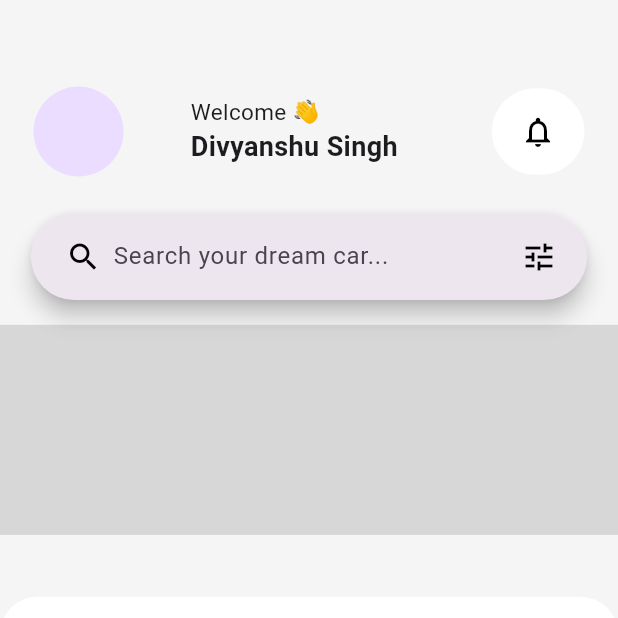
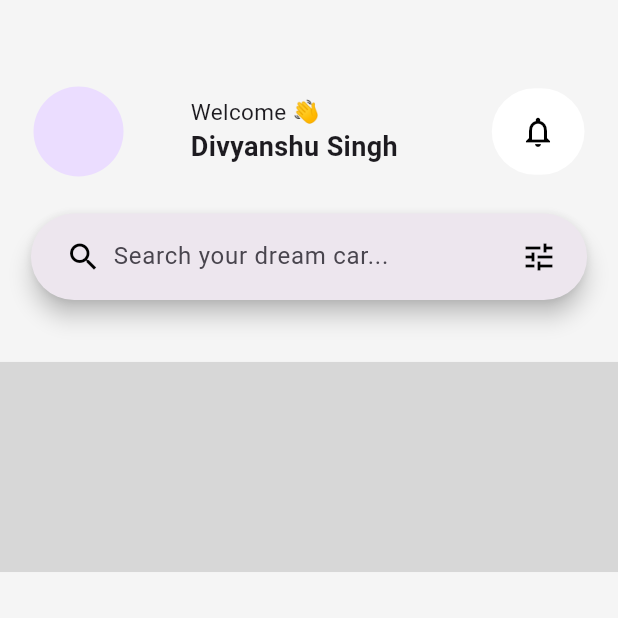
Before and after one commit to Divyanshu050303/carselling, a Flutter app: the screen it shows after launch, on a phone screen of 412 x 824 dp, the top half of it. Run offline on Flutter 3.47's test engine with Material 3 defaults, Android fonts, the phone set to English and light mode, and no system bars; our stand-ins replace carousel_slider.

Commit message:
home page

```diff
--- a/lib/feature/home/screen/home.dart
+++ b/lib/feature/home/screen/home.dart
@@ -17,17 +17,19 @@ class _HomeScreenState extends State<HomeScreen> {
     MediaQueryData mediaQueryData=MediaQuery.of(context);
     return Scaffold(
       backgroundColor: Colors.grey.shade100,
-      body: Column(
-        children: [
-          SizedBox(height: mediaQueryData.size.height*0.07,),
-          AppBar1(),
-          SizedBox(height: mediaQueryData.size.height*0.03,),
-          SearchBoxs(),
-          SizedBox(height: mediaQueryData.size.height*0.02,),
-          Category(),
-          SizedBox(height: mediaQueryData.size.height*0.05,),
-          CarList()
-        ],
+      body: SingleChildScrollView(
+        child: Column(
+          children: [
+            SizedBox(height: mediaQueryData.size.height*0.07,),
+            const AppBar1(),
+            SizedBox(height: mediaQueryData.size.height*0.03,),
+            const SearchBoxs(),
+            SizedBox(height: mediaQueryData.size.height*0.05,),
+            const Category(),
+              SizedBox(height: mediaQueryData.size.height*0.05,),
+            const CarList()
+          ],
+        ),
       ),
     );
   }
```
